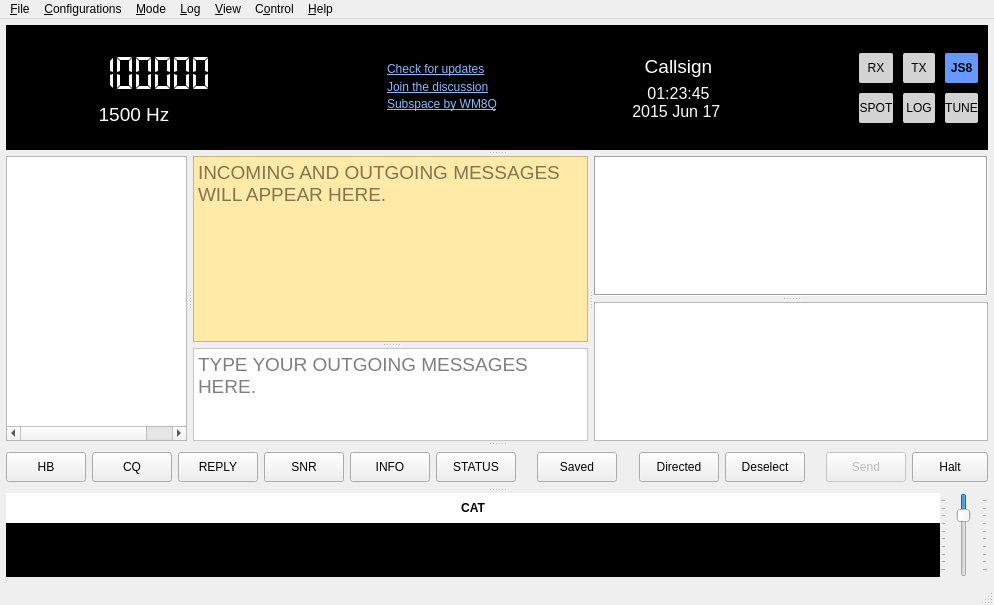
Above: JS8_UI/mainwindow.ui from avantol/JS8Call-Subspace-Mode before the change. Below: the same form after it.
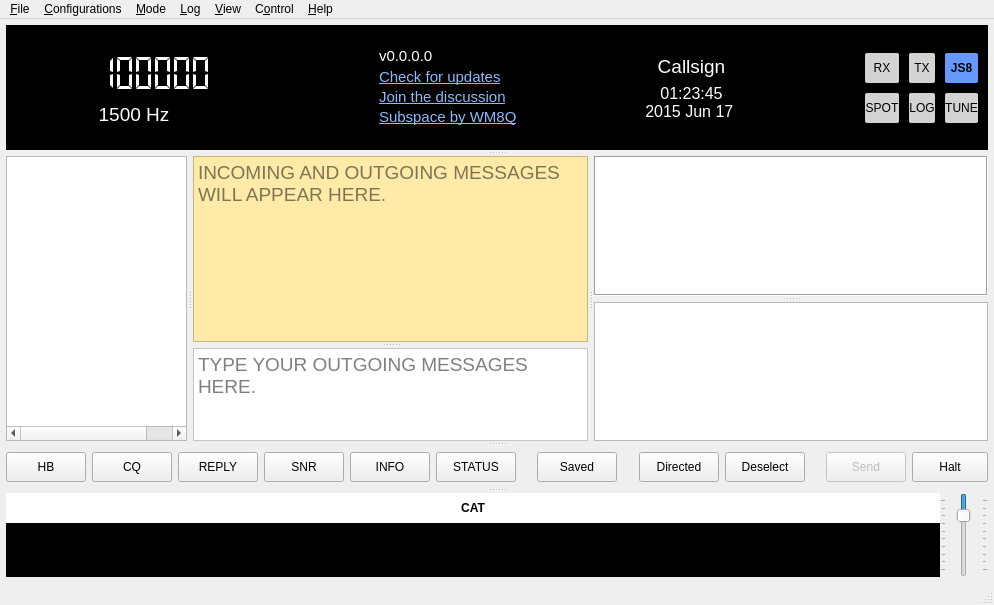
That is the form after the change. Icons and pictures are not drawn. Custom widgets are drawn as their Qt base class.

Commit message: Build 58: UI/UX polish, selection spec, sync filter, button layout

What changed in the file:
```diff
--- a/JS8_UI/mainwindow.ui
+++ b/JS8_UI/mainwindow.ui
@@ -386,7 +386,7 @@
              <property name="maximumSize">
               <size>
                <width>16777215</width>
-               <height>52</height>
+               <height>80</height>
               </size>
              </property>
              <property name="sizePolicy">
@@ -411,8 +411,24 @@
               <property name="bottomMargin">
                <number>0</number>
               </property>
+              <item>
+               <widget class="QLabel" name="labVersion">
+                <property name="text">
+                 <string>v0.0.0.0</string>
+                </property>
+                <property name="styleSheet">
+                 <string notr="true">QLabel { color: white; font-size: 11pt; }</string>
+                </property>
+                <property name="alignment">
+                 <set>Qt::AlignmentFlag::AlignLeft</set>
+                </property>
+               </widget>
+              </item>
               <item>
                <widget class="QLabel" name="linkCheckUpdates">
+                <property name="styleSheet">
+                 <string notr="true">QLabel { font-size: 11pt; }</string>
+                </property>
                 <property name="text">
                  <string>&lt;a href=&quot;https://github.com/avantol/JS8Call-Subspace-Mode/releases/latest&quot; style=&quot;color: #88bbff; text-decoration: underline;&quot;&gt;Check for updates&lt;/a&gt;</string>
                 </property>
@@ -423,6 +439,9 @@
               </item>
               <item>
                <widget class="QLabel" name="linkDiscussion">
+                <property name="styleSheet">
+                 <string notr="true">QLabel { font-size: 11pt; }</string>
+                </property>
                 <property name="text">
                  <string>&lt;a href=&quot;https://groups.io/g/JS8Call-Subspace/topics&quot; style=&quot;color: #88bbff; text-decoration: underline;&quot;&gt;Join the discussion&lt;/a&gt;</string>
                 </property>
@@ -433,6 +452,9 @@
               </item>
               <item>
                <widget class="QLabel" name="linkSubspaceQRZ">
+                <property name="styleSheet">
+                 <string notr="true">QLabel { font-size: 11pt; }</string>
+                </property>
                 <property name="text">
                  <string>&lt;a href=&quot;https://www.qrz.com/db/WM8Q&quot; style=&quot;color: #88bbff; text-decoration: underline;&quot;&gt;Subspace by WM8Q&lt;/a&gt;</string>
                 </property>
```
The commit also changes 6 other files.
